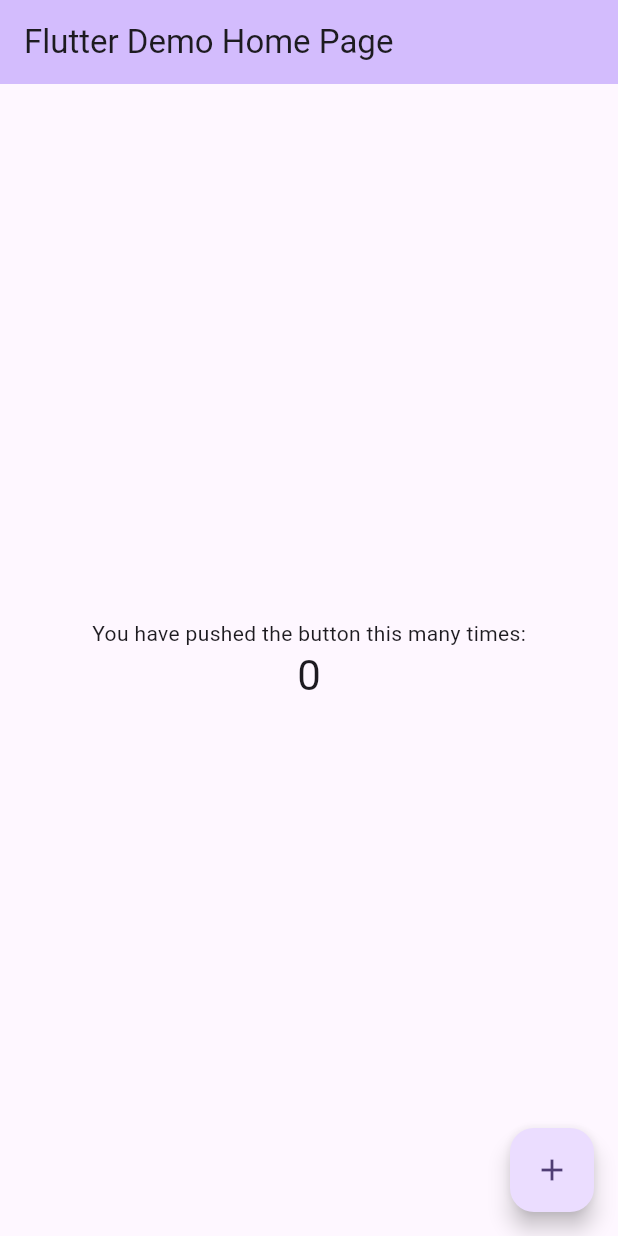
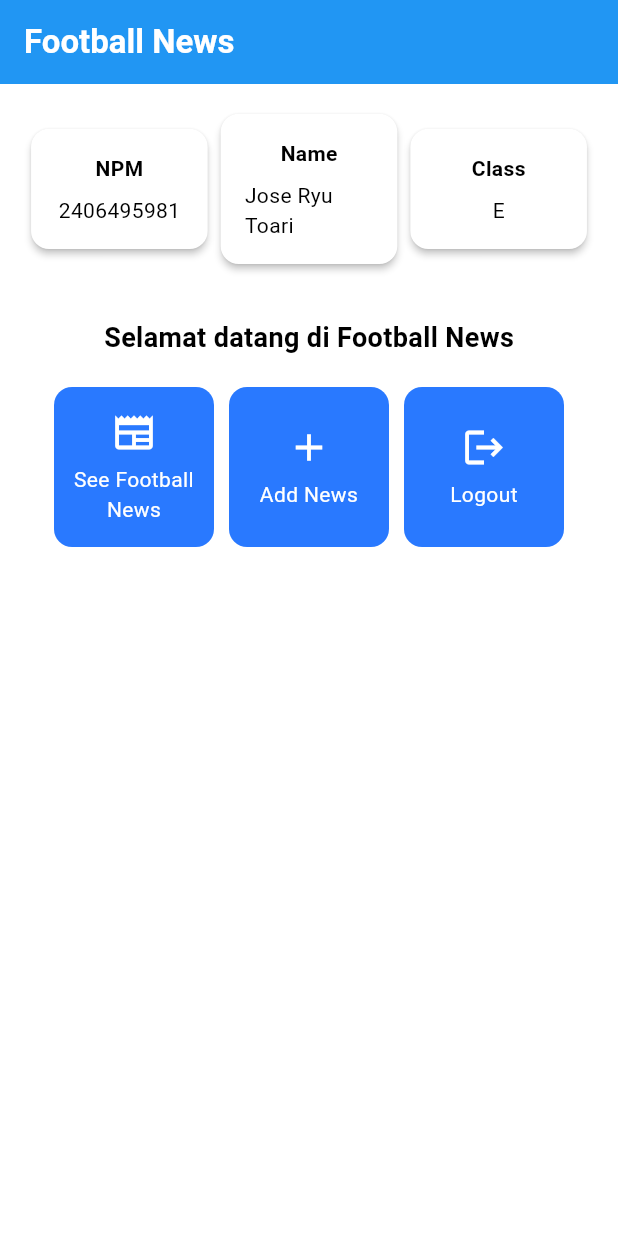
Before and after one commit to Jose-RT/football-news-mobile, a Flutter app: the screen it shows after launch, on a phone screen of 412 x 824 dp. Run offline on Flutter 3.47's test engine with Material 3 defaults, Android fonts, the phone set to English and light mode, and no system bars.

Commit message:
tutorial 6 selesai

```diff
--- a/lib/main.dart
+++ b/lib/main.dart
@@ -1,4 +1,5 @@
 import 'package:flutter/material.dart';
+import 'package:football_news/menu.dart';
 
 void main() {
   runApp(const MyApp());
@@ -28,95 +29,10 @@ class MyApp extends StatelessWidget {
         //
         // This works for code too, not just values: Most code changes can be
         // tested with just a hot reload.
-        colorScheme: ColorScheme.fromSeed(seedColor: Colors.deepPurple),
+         colorScheme: ColorScheme.fromSwatch(primarySwatch: Colors.blue)
+         .copyWith(secondary: Colors.blueAccent[400]),
       ),
-      home: const MyHomePage(title: 'Flutter Demo Home Page'),
+      home: MyHomePage(),
     );
   }
 }
-
-class MyHomePage extends StatefulWidget {
-  const MyHomePage({super.key, required this.title});
-
-  // This widget is the home page of your application. It is stateful, meaning
-  // that it has a State object (defined below) that contains fields that affect
-  // how it looks.
-
-  // This class is the configuration for the state. It holds the values (in this
-  // case the title) provided by the parent (in this case the App widget) and
-  // used by the build method of the State. Fields in a Widget subclass are
-  // always marked "final".
-
-  final String title;
-
-  @override
-  State<MyHomePage> createState() => _MyHomePageState();
-}
-
-class _MyHomePageState extends State<MyHomePage> {
-  int _counter = 0;
-
-  void _incrementCounter() {
-    setState(() {
-      // This call to setState tells the Flutter framework that something has
-      // changed in this State, which causes it to rerun the build method below
-      // so that the display can reflect the updated values. If we changed
-      // _counter without calling setState(), then the build method would not be
-      // called again, and so nothing would appear to happen.
-      _counter++;
-    });
-  }
-
-  @override
-  Widget build(BuildContext context) {
-    // This method is rerun every time setState is called, for instance as done
-    // by the _incrementCounter method above.
-    //
-    // The Flutter framework has been optimized to make rerunning build methods
-    // fast, so that you can just rebuild anything that needs updating rather
-    // than having to individually change instances of widgets.
-    return Scaffold(
-      appBar: AppBar(
-        // TRY THIS: Try changing the color here to a specific color (to
-        // Colors.amber, perhaps?) and trigger a hot reload to see the AppBar
-        // change color while the other colors stay the same.
-        backgroundColor: Theme.of(context).colorScheme.inversePrimary,
-        // Here we take the value from the MyHomePage object that was created by
-        // the App.build method, and use it to set our appbar title.
-        title: Text(widget.title),
-      ),
-      body: Center(
-        // Center is a layout widget. It takes a single child and positions it
-        // in the middle of the parent.
-        child: Column(
-          // Column is also a layout widget. It takes a list of children and
-          // arranges them vertically. By default, it sizes itself to fit its
-          // children horizontally, and tries to be as tall as its parent.
-          //
-          // Column has various properties to control how it sizes itself and
-          // how it positions its children. Here we use mainAxisAlignment to
-          // center the children vertically; the main axis here is the vertical
-          // axis because Columns are vertical (the cross axis would be
-          // horizontal).
-          //
-          // TRY THIS: Invoke "debug painting" (choose the "Toggle Debug Paint"
-          // action in the IDE, or press "p" in the console), to see the
-          // wireframe for each widget.
-          mainAxisAlignment: MainAxisAlignment.center,
-          children: <Widget>[
-            const Text('You have pushed the button this many times:'),
-            Text(
-              '$_counter',
-              style: Theme.of(context).textTheme.headlineMedium,
-            ),
-          ],
-        ),
-      ),
-      floatingActionButton: FloatingActionButton(
-        onPressed: _incrementCounter,
-        tooltip: 'Increment',
-        child: const Icon(Icons.add),
-      ), // This trailing comma makes auto-formatting nicer for build methods.
-    );
-  }
-}
--- /dev/null
+++ b/lib/menu.dart
@@ -0,0 +1,185 @@
+import 'package:flutter/material.dart';
+class MyHomePage extends StatelessWidget {
+    MyHomePage({super.key});
+
+    final String nama = "Jose Ryu Toari"; //nama
+    final String npm = "2406495981"; //npm
+    final String kelas = "E"; //kelas
+    final List<ItemHomepage> items = [
+        ItemHomepage("See Football News", Icons.newspaper),
+        ItemHomepage("Add News", Icons.add),
+        ItemHomepage("Logout", Icons.logout),
+    ];
+
+    @override
+    Widget build(BuildContext context) {
+    // Scaffold menyediakan struktur dasar halaman dengan AppBar dan body.
+    return Scaffold(
+      // AppBar adalah bagian atas halaman yang menampilkan judul.
+      appBar: AppBar(
+        // Judul aplikasi "Football News" dengan teks putih dan tebal.
+        title: const Text(
+          'Football News',
+          style: TextStyle(
+            color: Colors.white,
+            fontWeight: FontWeight.bold,
+          ),
+        ),
+        // Warna latar belakang AppBar diambil dari skema warna tema aplikasi.
+        backgroundColor: Theme.of(context).colorScheme.primary,
+      ),
+      // Body halaman dengan padding di sekelilingnya.
+      body: Padding(
+        padding: const EdgeInsets.all(16.0),
+        // Menyusun widget secara vertikal dalam sebuah kolom.
+        child: Column(
+          crossAxisAlignment: CrossAxisAlignment.center,
+          children: [
+            // Row untuk menampilkan 3 InfoCard secara horizontal.
+            Row(
+              mainAxisAlignment: MainAxisAlignment.spaceEvenly,
+              children: [
+                InfoCard(title: 'NPM', content: npm),
+                InfoCard(title: 'Name', content: nama),
+                InfoCard(title: 'Class', content: kelas),
+              ],
+            ),
+
+            // Memberikan jarak vertikal 16 unit.
+            const SizedBox(height: 16.0),
+
+            // Menempatkan widget berikutnya di tengah halaman.
+            Center(
+              child: Column(
+                // Menyusun teks dan grid item secara vertikal.
+
+                children: [
+                  // Menampilkan teks sambutan dengan gaya tebal dan ukuran 18.
+                  const Padding(
+                    padding: EdgeInsets.only(top: 16.0),
+                    child: Text(
+                      'Selamat datang di Football News',
+                      style: TextStyle(
+                        fontWeight: FontWeight.bold,
+                        fontSize: 18.0,
+                      ),
+                    ),
+                  ),
+
+                  // Grid untuk menampilkan ItemCard dalam bentuk grid 3 kolom.
+                  GridView.count(
+                    primary: true,
+                    padding: const EdgeInsets.all(20),
+                    crossAxisSpacing: 10,
+                    mainAxisSpacing: 10,
+                    crossAxisCount: 3,
+                    // Agar grid menyesuaikan tinggi kontennya.
+                    shrinkWrap: true,
+
+                    // Menampilkan ItemCard untuk setiap item dalam list items.
+                    children: items.map((ItemHomepage item) {
+                      return ItemCard(item);
+                    }).toList(),
+                  ),
+                ],
+              ),
+            ),
+          ],
+        ),
+      ),
+    );
+    }
+}
+
+class InfoCard extends StatelessWidget {
+  // Kartu informasi yang menampilkan title dan content.
+
+  final String title;  // Judul kartu.
+  final String content;  // Isi kartu.
+
+  const InfoCard({super.key, required this.title, required this.content});
+
+  @override
+  Widget build(BuildContext context) {
+    return Card(
+      // Membuat kotak kartu dengan bayangan dibawahnya.
+      elevation: 2.0,
+      child: Container(
+        // Mengatur ukuran dan jarak di dalam kartu.
+        width: MediaQuery.of(context).size.width / 3.5, // menyesuaikan dengan lebar device yang digunakan.
+        padding: const EdgeInsets.all(16.0),
+        // Menyusun title dan content secara vertikal.
+        child: Column(
+          children: [
+            Text(
+              title,
+              style: const TextStyle(fontWeight: FontWeight.bold),
+            ),
+            const SizedBox(height: 8.0),
+            Text(content),
+          ],
+        ),
+      ),
+    );
+  }
+}
+
+class ItemCard extends StatelessWidget {
+  // Menampilkan kartu dengan ikon dan nama.
+
+  final ItemHomepage item;
+
+  const ItemCard(this.item, {super.key});
+
+  @override
+  Widget build(BuildContext context) {
+    return Material(
+      // Menentukan warna latar belakang dari tema aplikasi.
+      color: Theme.of(context).colorScheme.secondary,
+      // Membuat sudut kartu melengkung.
+      borderRadius: BorderRadius.circular(12),
+
+      child: InkWell(
+        // Aksi ketika kartu ditekan.
+        onTap: () {
+          // Menampilkan pesan SnackBar saat kartu ditekan.
+          ScaffoldMessenger.of(context)
+            ..hideCurrentSnackBar()
+            ..showSnackBar(
+              SnackBar(content: Text("Kamu telah menekan tombol ${item.name}!"))
+            );
+        },
+        // Container untuk menyimpan Icon dan Text
+        child: Container(
+          padding: const EdgeInsets.all(8),
+          child: Center(
+            child: Column(
+              // Menyusun ikon dan teks di tengah kartu.
+              mainAxisAlignment: MainAxisAlignment.center,
+              children: [
+                Icon(
+                  item.icon,
+                  color: Colors.white,
+                  size: 30.0,
+                ),
+                const Padding(padding: EdgeInsets.all(3)),
+                Text(
+                  item.name,
+                  textAlign: TextAlign.center,
+                  style: const TextStyle(color: Colors.white),
+                ),
+              ],
+            ),
+          ),
+        ),
+      ),
+    );
+  }
+}
+
+class ItemHomepage {
+    final String name;
+    final IconData icon;
+
+    ItemHomepage(this.name, this.icon);
+}
```
